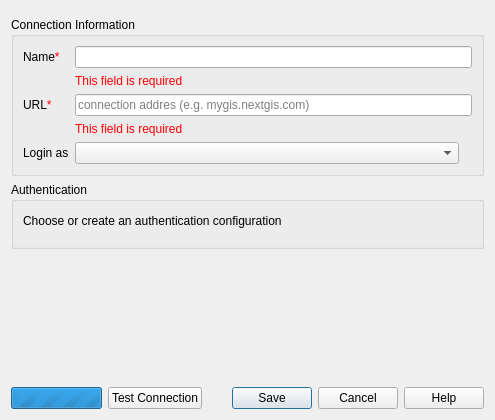
Qt form src/nextgis_connect/legacy/ngw_connection/presentation/forms/connection_edit_dialog.ui (RemeshevskiyValeriy/nextgis_connect) before a commit.
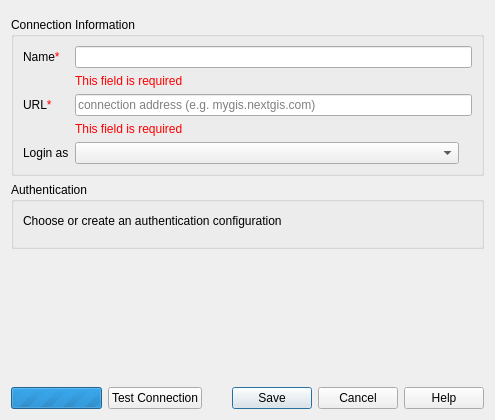
The same form after that commit. Custom widgets are drawn as their Qt base class.

The edit to the form file:
```diff
--- a/src/nextgis_connect/legacy/ngw_connection/presentation/forms/connection_edit_dialog.ui
+++ b/src/nextgis_connect/legacy/ngw_connection/presentation/forms/connection_edit_dialog.ui
@@ -65,7 +65,7 @@
            <string/>
           </property>
           <property name="placeholderText">
-           <string>connection addres (e.g. mygis.nextgis.com)</string>
+           <string>connection address (e.g. mygis.nextgis.com)</string>
           </property>
          </widget>
         </item>
```
